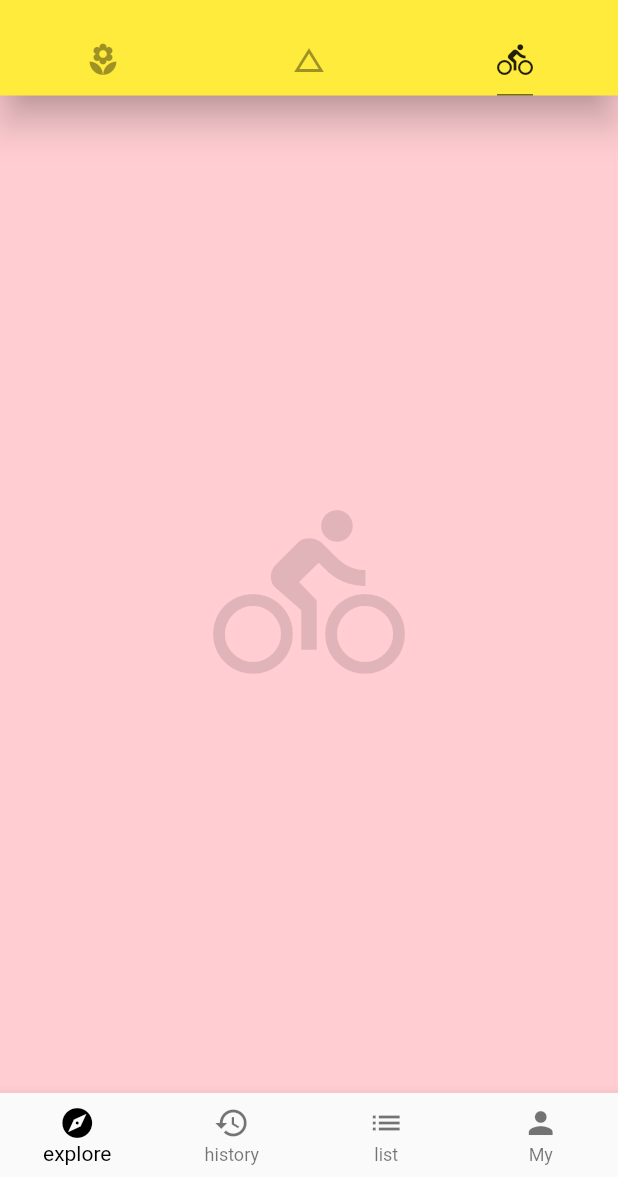
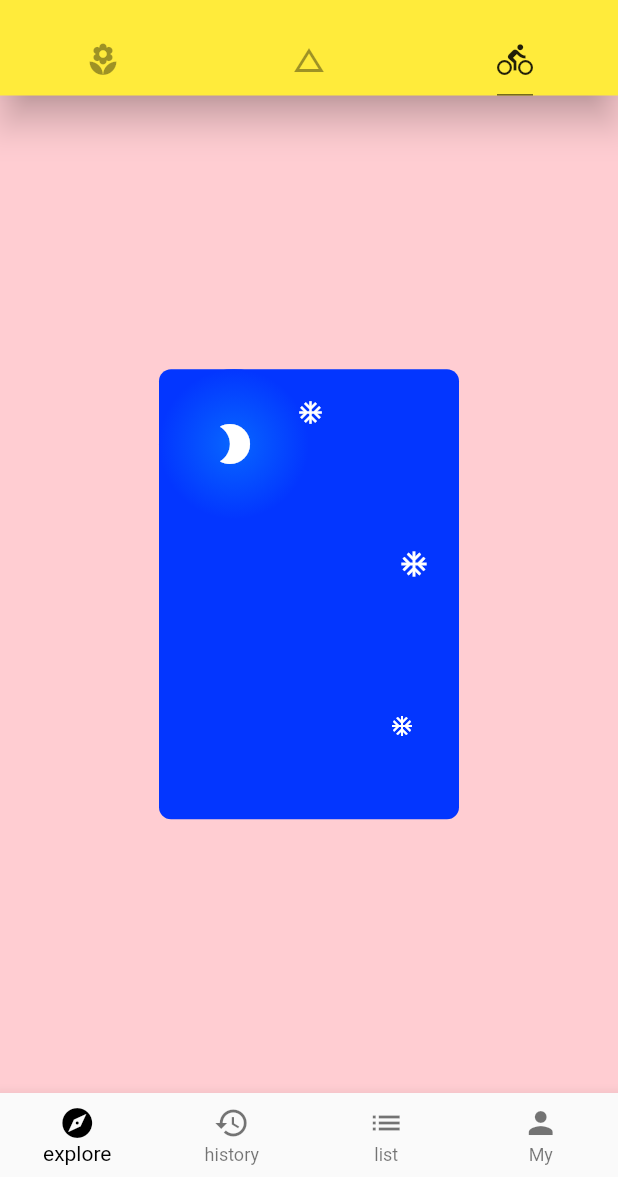
Before and after one commit to teyying/flutter_test, a Flutter app: the screen it shows after launch, tab 3 chosen, on a phone screen of 412 x 824 dp, the part 59-1236 px from its top. Run offline on Flutter 3.47's test engine with Material 2 defaults, Android fonts, the phone set to English and light mode, and no system bars; network calls fail.

Commit message:
stack-sizebox-positioned

```diff
--- /dev/null
+++ b/lib/demo/layout_demo.dart
@@ -0,0 +1,81 @@
+import 'package:flutter/material.dart';
+
+class LayoutDemo extends StatelessWidget {
+  @override
+  Widget build(BuildContext context) {
+    return Container(
+      child: Column(
+        mainAxisAlignment: MainAxisAlignment.center,
+        children: <Widget>[
+          Stack(
+            alignment: Alignment.topLeft,
+            children: <Widget>[
+              SizedBox(
+            width: 200.0,
+            height: 300.0,
+            child: Container(
+              alignment: Alignment(0.0, -0.9),
+              decoration: BoxDecoration(
+                color: Color.fromRGBO(3, 54, 255, 1.0),
+                borderRadius: BorderRadius.circular(8.0),
+              ),
+            ),
+          ),
+          SizedBox(height: 32.0),
+          SizedBox(
+            width: 100.0,
+            height: 100.0,
+            child: Container(
+              decoration: BoxDecoration(
+                color: Color.fromRGBO(3, 54, 255, 1.0),
+                shape: BoxShape.circle,
+                gradient: RadialGradient(
+                  colors: [
+                    Color.fromRGBO(7, 102, 255, 1.0),
+                    Color.fromRGBO(3, 54, 255, 1.0),
+                  ]
+                ),
+              ),
+              child: Icon(Icons.brightness_2, color: Colors.white, size: 32.0),
+            ),
+          ),
+          Positioned(
+            right: 20.0,
+            top: 120.0,
+            child: Icon(Icons.ac_unit, color: Colors.white, size: 20.0),
+          ),
+          Positioned(
+            right: 30.0,
+            top: 230.0,
+            child: Icon(Icons.ac_unit, color: Colors.white, size: 16.0),
+          ),
+          Positioned(
+            right: 90.0,
+            top: 20.0,
+            child: Icon(Icons.ac_unit, color: Colors.white, size: 18.0),
+          ),
+
+            ],
+          ),
+        ],
+      ),
+    );
+  }
+}
+
+class IconBadge extends StatelessWidget {
+  final IconData icon;
+  final double size;
+
+  IconBadge(this.icon, {this.size = 32.0});
+
+  @override
+  Widget build(BuildContext context) {
+    return Container(
+      child: Icon(icon, size: size, color: Colors.white),
+      width: size + 60,
+      height: size + 60,
+      color: Color.fromRGBO(3, 54, 255, 1.0),
+    );
+  }
+}
--- a/lib/main.dart
+++ b/lib/main.dart
@@ -2,6 +2,7 @@ import 'package:flutter/material.dart';
 import 'demo/bottom_navigation_bar_demo.dart';
 import './demo/listview_demo.dart';
 import 'demo/basic_demo.dart';
+import 'demo/layout_demo.dart';
 
 
 void main() => runApp(App());
@@ -57,7 +58,8 @@ class Home extends StatelessWidget {
             ListViewDemo(),
             // Icon(Icons.change_history, size: 128.0, color: Colors.black12),
             BasicDemo(),
-            Icon(Icons.directions_bike, size: 128.0, color: Colors.black12),
+            // Icon(Icons.directions_bike, size: 128.0, color: Colors.black12),
+            LayoutDemo()
           ],
         ),
         drawer: Drawer(
```
